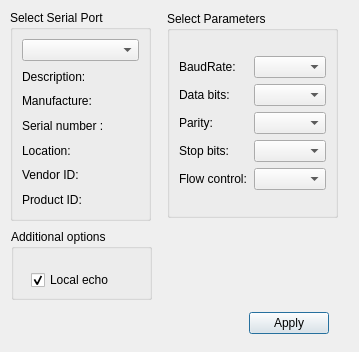
Old version of the form Source/settingdialog.ui in the repository eman-moustafa/Refrigerator.
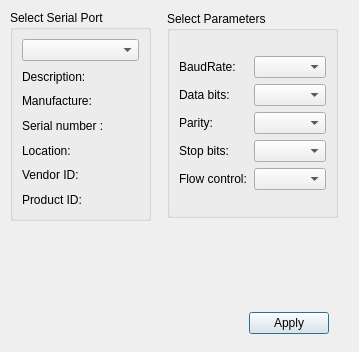
New version of the form.

```diff
--- a/Source/settingdialog.ui
+++ b/Source/settingdialog.ui
@@ -166,36 +166,7 @@
     </item>
    </layout>
   </widget>
-  <widget class="QGroupBox" name="additionalOptionsGroupBox">
-   <property name="geometry">
-    <rect>
-     <x>11</x>
-     <y>229</y>
-     <width>141</width>
-     <height>71</height>
-    </rect>
-   </property>
-   <property name="title">
-    <string>Additional options</string>
-   </property>
-   <widget class="QCheckBox" name="localEchoCheckBox">
-    <property name="geometry">
-     <rect>
-      <x>20</x>
-      <y>40</y>
-      <width>83</width>
-      <height>22</height>
-     </rect>
-    </property>
-    <property name="text">
-     <string>Local echo</string>
-    </property>
-    <property name="checked">
-     <bool>true</bool>
-    </property>
-   </widget>
-  </widget>
-  <widget class="QWidget" name="">
+  <widget class="QWidget" name="layoutWidget">
    <property name="geometry">
     <rect>
      <x>18</x>
```
